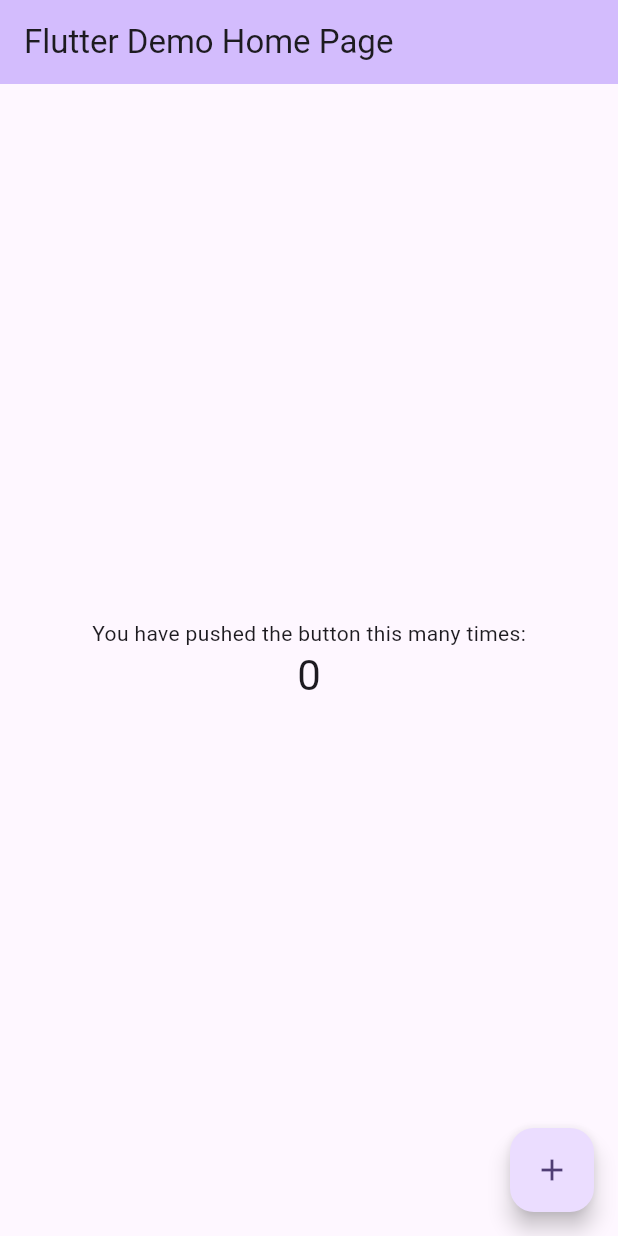
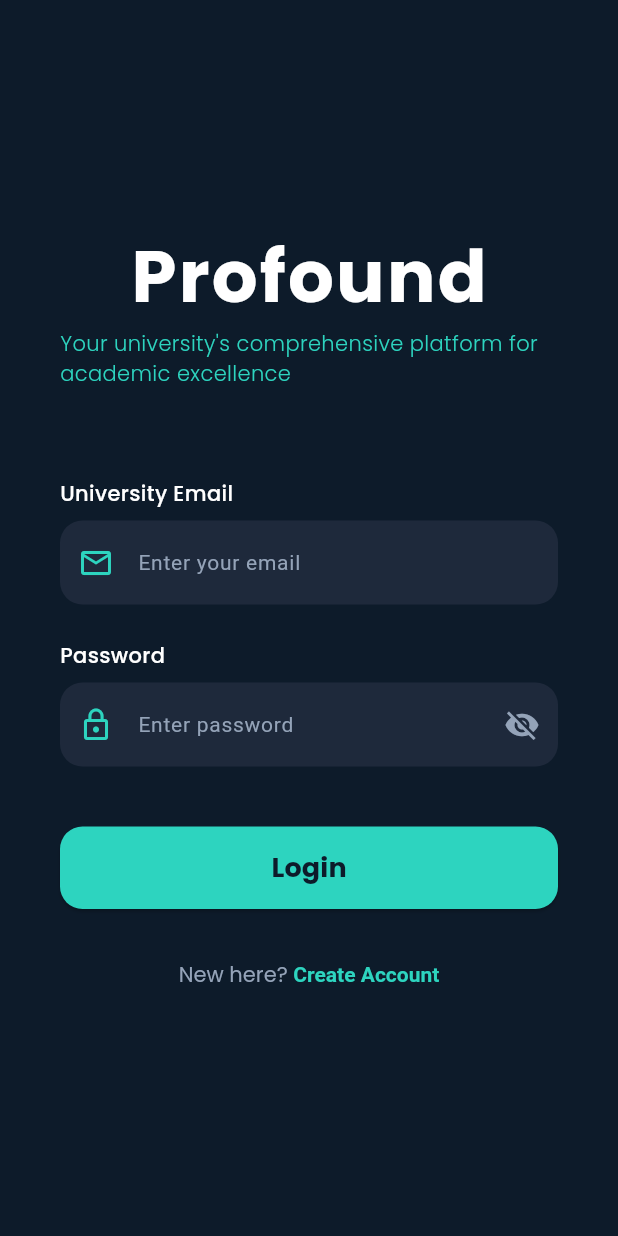
Before and after one commit to MennaSaad291/profound-app-frontend, a Flutter app: the screen it shows after launch, on a phone screen of 412 x 824 dp. Run offline on Flutter 3.47's test engine with Material 3 defaults, Android fonts, the phone set to English and light mode, and no system bars; our stand-ins replace google_fonts.

Commit message:
Login and Signup Pages Created

```diff
--- /dev/null
+++ b/lib/core/constants/app_colors.dart
@@ -0,0 +1,14 @@
+import 'package:flutter/material.dart';
+
+class AppColors {
+  // Main background and Brand colors
+  static const Color primaryNavy = Color(0xFF0D1B2A);
+  static const Color accentTeal = Color(0xFF2DD4BF);
+  static const Color deepBlue = Color(0xFF1B263B);
+
+  // Text and UI Elements
+  static const Color textWhite = Color(0xFFFFFFFF);
+  static const Color textGrey = Color(0xFF94A3B8);
+  static const Color errorRed = Color(0xFFEF4444);
+  static const Color fieldFill = Color(0xFF1E293B);
+}
--- /dev/null
+++ b/lib/features/auth/screens/login_screen.dart
@@ -0,0 +1,128 @@
+import 'package:flutter/material.dart';
+import 'package:google_fonts/google_fonts.dart';
+import '../../../core/constants/app_colors.dart';
+import 'signup_screen.dart';
+
+class LoginScreen extends StatefulWidget {
+  @override
+  _LoginScreenState createState() => _LoginScreenState();
+}
+
+class _LoginScreenState extends State<LoginScreen> {
+  final _formKey = GlobalKey<FormState>();
+  bool _obscurePassword = true;
+
+  @override
+  Widget build(BuildContext context) {
+    return Scaffold(
+      backgroundColor: AppColors.primaryNavy,
+      body: Center(
+        child: SingleChildScrollView(
+          padding: const EdgeInsets.symmetric(horizontal: 40),
+          child: Form(
+            key: _formKey,
+            child: Column(
+              mainAxisAlignment: MainAxisAlignment.center,
+              children: [
+                // Logo/Title
+                Text("Profound",
+                  style: GoogleFonts.poppins(
+                    fontSize: 48,
+                    fontWeight: FontWeight.bold,
+                    color: AppColors.textWhite,
+                    letterSpacing: 1.5,
+                  )
+                ),
+                Text("Your university's comprehensive platform for academic excellence",
+                  style: GoogleFonts.poppins(fontSize: 14, color: AppColors.accentTeal, fontWeight: FontWeight.w300)
+                ),
+                const SizedBox(height: 60),
+
+                // Email Input
+                _buildInputLabel("University Email"),
+                const SizedBox(height: 8),
+                TextFormField(
+                  style: const TextStyle(color: Colors.white),
+                  decoration: _inputDecoration(Icons.email_outlined, "Enter your email"),
+                  validator: (value) => (value == null || !value.contains('@')) ? "Invalid email" : null,
+                ),
+                const SizedBox(height: 24),
+
+                // Password Input
+                _buildInputLabel("Password"),
+                const SizedBox(height: 8),
+                TextFormField(
+                  obscureText: _obscurePassword,
+                  style: const TextStyle(color: Colors.white),
+                  decoration: _inputDecoration(
+                    Icons.lock_outline,
+                    "Enter password",
+                    suffix: IconButton(
+                      icon: Icon(_obscurePassword ? Icons.visibility_off : Icons.visibility, color: AppColors.textGrey),
+                      onPressed: () => setState(() => _obscurePassword = !_obscurePassword),
+                    )
+                  ),
+                  validator: (value) => value!.length < 6 ? "Password too short" : null,
+                ),
+
+                const SizedBox(height: 40),
+
+                // Login Button
+                SizedBox(
+                  width: double.infinity,
+                  height: 55,
+                  child: ElevatedButton(
+                    style: ElevatedButton.styleFrom(
+                      backgroundColor: AppColors.accentTeal,
+                      shape: RoundedRectangleBorder(borderRadius: BorderRadius.circular(15)),
+                    ),
+                    onPressed: () {
+                      if (_formKey.currentState!.validate()) { /* Handle Login */ }
+                    },
+                    child: Text("Login",
+                      style: GoogleFonts.poppins(fontSize: 18, fontWeight: FontWeight.bold, color: AppColors.primaryNavy)
+                    ),
+                  ),
+                ),
+
+                const SizedBox(height: 20),
+                TextButton(
+                  onPressed: () => Navigator.push(context, MaterialPageRoute(builder: (context) => SignupScreen())),
+                  child: RichText(
+                    text: TextSpan(
+                      text: "New here? ",
+                      style: GoogleFonts.poppins(color: AppColors.textGrey),
+                      children: const [
+                        TextSpan(text: "Create Account", style: TextStyle(color: AppColors.accentTeal, fontWeight: FontWeight.bold))
+                      ]
+                    ),
+                  ),
+                ),
+              ],
+            ),
+          ),
+        ),
+      ),
+    );
+  }
+
+  Widget _buildInputLabel(String label) {
+    return Align(
+      alignment: Alignment.centerLeft,
+      child: Text(label, style: GoogleFonts.poppins(color: AppColors.textWhite, fontSize: 14, fontWeight: FontWeight.w500)),
+    );
+  }
+
+  InputDecoration _inputDecoration(IconData icon, String hint, {Widget? suffix}) {
+    return InputDecoration(
+      filled: true,
+      fillColor: AppColors.fieldFill,
+      hintText: hint,
+      hintStyle: const TextStyle(color: AppColors.textGrey, fontSize: 14),
+      prefixIcon: Icon(icon, color: AppColors.accentTeal),
+      suffixIcon: suffix,
+      border: OutlineInputBorder(borderRadius: BorderRadius.circular(15), borderSide: BorderSide.none),
+      focusedBorder: OutlineInputBorder(borderRadius: BorderRadius.circular(15), borderSide: const BorderSide(color: AppColors.accentTeal)),
+    );
+  }
+}
--- a/lib/main.dart
+++ b/lib/main.dart
@@ -1,122 +1,23 @@
 import 'package:flutter/material.dart';
+import 'features/auth/screens/login_screen.dart';
 
 void main() {
-  runApp(const MyApp());
+  runApp(const ProfoundApp());
 }
 
-class MyApp extends StatelessWidget {
-  const MyApp({super.key});
+class ProfoundApp extends StatelessWidget {
+  const ProfoundApp({super.key});
 
-  // This widget is the root of your application.
   @override
   Widget build(BuildContext context) {
     return MaterialApp(
-      title: 'Flutter Demo',
+      title: 'Profound',
+      debugShowCheckedModeBanner: false,
       theme: ThemeData(
-        // This is the theme of your application.
-        //
-        // TRY THIS: Try running your application with "flutter run". You'll see
-        // the application has a purple toolbar. Then, without quitting the app,
-        // try changing the seedColor in the colorScheme below to Colors.green
-        // and then invoke "hot reload" (save your changes or press the "hot
-        // reload" button in a Flutter-supported IDE, or press "r" if you used
-        // the command line to start the app).
-        //
-        // Notice that the counter didn't reset back to zero; the application
-        // state is not lost during the reload. To reset the state, use hot
-        // restart instead.
-        //
-        // This works for code too, not just values: Most code changes can be
-        // tested with just a hot reload.
-        colorScheme: ColorScheme.fromSeed(seedColor: Colors.deepPurple),
+        useMaterial3: true,
+        colorScheme: ColorScheme.fromSeed(seedColor: const Color(0xFF1E3A8A)),
       ),
-      home: const MyHomePage(title: 'Flutter Demo Home Page'),
+      home: LoginScreen(),
     );
   }
 }
-
-class MyHomePage extends StatefulWidget {
-  const MyHomePage({super.key, required this.title});
-
-  // This widget is the home page of your application. It is stateful, meaning
-  // that it has a State object (defined below) that contains fields that affect
-  // how it looks.
-
-  // This class is the configuration for the state. It holds the values (in this
-  // case the title) provided by the parent (in this case the App widget) and
-  // used by the build method of the State. Fields in a Widget subclass are
-  // always marked "final".
-
-  final String title;
-
-  @override
-  State<MyHomePage> createState() => _MyHomePageState();
-}
-
-class _MyHomePageState extends State<MyHomePage> {
-  int _counter = 0;
-
-  void _incrementCounter() {
-    setState(() {
-      // This call to setState tells the Flutter framework that something has
-      // changed in this State, which causes it to rerun the build method below
-      // so that the display can reflect the updated values. If we changed
-      // _counter without calling setState(), then the build method would not be
-      // called again, and so nothing would appear to happen.
-      _counter++;
-    });
-  }
-
-  @override
-  Widget build(BuildContext context) {
-    // This method is rerun every time setState is called, for instance as done
-    // by the _incrementCounter method above.
-    //
-    // The Flutter framework has been optimized to make rerunning build methods
-    // fast, so that you can just rebuild anything that needs updating rather
-    // than having to individually change instances of widgets.
-    return Scaffold(
-      appBar: AppBar(
-        // TRY THIS: Try changing the color here to a specific color (to
-        // Colors.amber, perhaps?) and trigger a hot reload to see the AppBar
-        // change color while the other colors stay the same.
-        backgroundColor: Theme.of(context).colorScheme.inversePrimary,
-        // Here we take the value from the MyHomePage object that was created by
-        // the App.build method, and use it to set our appbar title.
-        title: Text(widget.title),
-      ),
-      body: Center(
-        // Center is a layout widget. It takes a single child and positions it
-        // in the middle of the parent.
-        child: Column(
-          // Column is also a layout widget. It takes a list of children and
-          // arranges them vertically. By default, it sizes itself to fit its
-          // children horizontally, and tries to be as tall as its parent.
-          //
-          // Column has various properties to control how it sizes itself and
-          // how it positions its children. Here we use mainAxisAlignment to
-          // center the children vertically; the main axis here is the vertical
-          // axis because Columns are vertical (the cross axis would be
-          // horizontal).
-          //
-          // TRY THIS: Invoke "debug painting" (choose the "Toggle Debug Paint"
-          // action in the IDE, or press "p" in the console), to see the
-          // wireframe for each widget.
-          mainAxisAlignment: MainAxisAlignment.center,
-          children: <Widget>[
-            const Text('You have pushed the button this many times:'),
-            Text(
-              '$_counter',
-              style: Theme.of(context).textTheme.headlineMedium,
-            ),
-          ],
-        ),
-      ),
-      floatingActionButton: FloatingActionButton(
-        onPressed: _incrementCounter,
-        tooltip: 'Increment',
-        child: const Icon(Icons.add),
-      ), // This trailing comma makes auto-formatting nicer for build methods.
-    );
-  }
-}
```
Also changed, not shown: lib/features/auth/screens/signup_screen.dart (added, +215 -0 lines), pubspec.yaml (+1 -9 lines), lib/features/auth/widgets/auth_text_field.dart (added), pubspec.lock, 3 other files.
